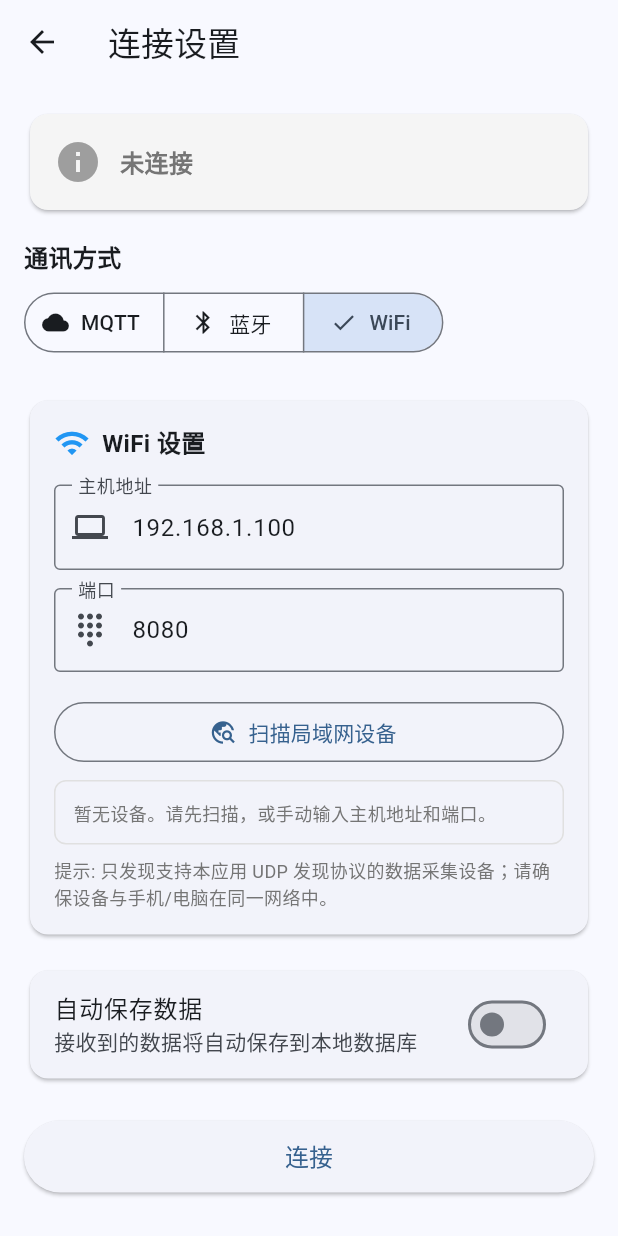
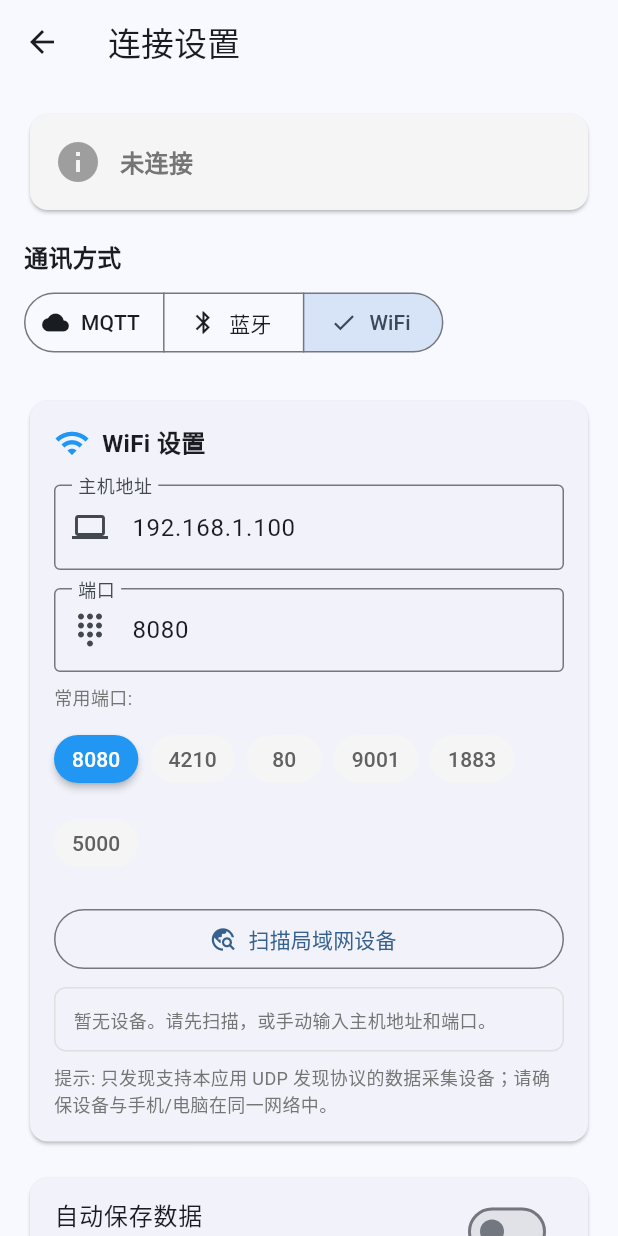
Before and after one commit to AloneGPU/date-analysis, a Flutter app: the ConnectionScreen screen opened directly, after a tap on "蓝牙", after a tap on "WiFi", on a phone screen of 412 x 824 dp. Run offline on Flutter 3.47's test engine with Material 3 defaults, Android fonts, the phone set to English and light mode, and no system bars; our stand-ins replace fl_chart, flutter_bluetooth_serial, permission_handler, sqflite; missing offline and left inert: mqtt_client; accounts and stored records are empty.

Commit message:
优化 WiFi 通讯：添加端口自动探测和快速选择

```diff
--- a/lib/screens/connection_screen.dart
+++ b/lib/screens/connection_screen.dart
@@ -599,6 +599,8 @@ class _ConnectionScreenState extends State<ConnectionScreen> {
     );
   }
 
+  static const List<int> commonPorts = [8080, 4210, 80, 9001, 1883, 5000];
+
   Widget _buildWifiSettings() {
     return Card(
       child: Padding(
@@ -634,6 +636,8 @@ class _ConnectionScreenState extends State<ConnectionScreen> {
                 prefixIcon: Icon(Icons.dialpad),
               ),
             ),
+            const SizedBox(height: 8),
+            _buildPortQuickSelect(),
             const SizedBox(height: 16),
             SizedBox(
               width: double.infinity,
@@ -659,6 +663,41 @@ class _ConnectionScreenState extends State<ConnectionScreen> {
           ],
         ),
       ),
+    );
+  }
+
+  Widget _buildPortQuickSelect() {
+    return Column(
+      crossAxisAlignment: CrossAxisAlignment.start,
+      children: [
+        const Text(
+          '常用端口:',
+          style: TextStyle(fontSize: 12, color: Colors.grey[600]),
+        ),
+        const SizedBox(height: 8),
+        Wrap(
+          spacing: 8,
+          runSpacing: 8,
+          children: commonPorts.map((port) {
+            final isSelected = _wifiPortController.text == port.toString();
+            return ElevatedButton(
+              onPressed: () {
+                setState(() {
+                  _wifiPortController.text = port.toString();
+                });
+              },
+              style: ElevatedButton.styleFrom(
+                padding: const EdgeInsets.symmetric(horizontal: 12, vertical: 6),
+                minimumSize: const Size(50, 32),
+                backgroundColor: isSelected ? Colors.blue : Colors.grey[100],
+                foregroundColor: isSelected ? Colors.white : Colors.grey[700],
+                elevation: isSelected ? 2 : 0,
+              ),
+              child: Text('$port'),
+            );
+          }).toList(),
+        ),
+      ],
     );
   }
 
```
Also changed, not shown: lib/services/wifi_service.dart (+46 -15 lines).
